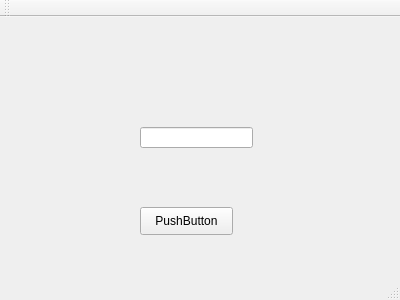
Old version of the form mainwindow.ui in the repository andwang130/web_ui_auto.
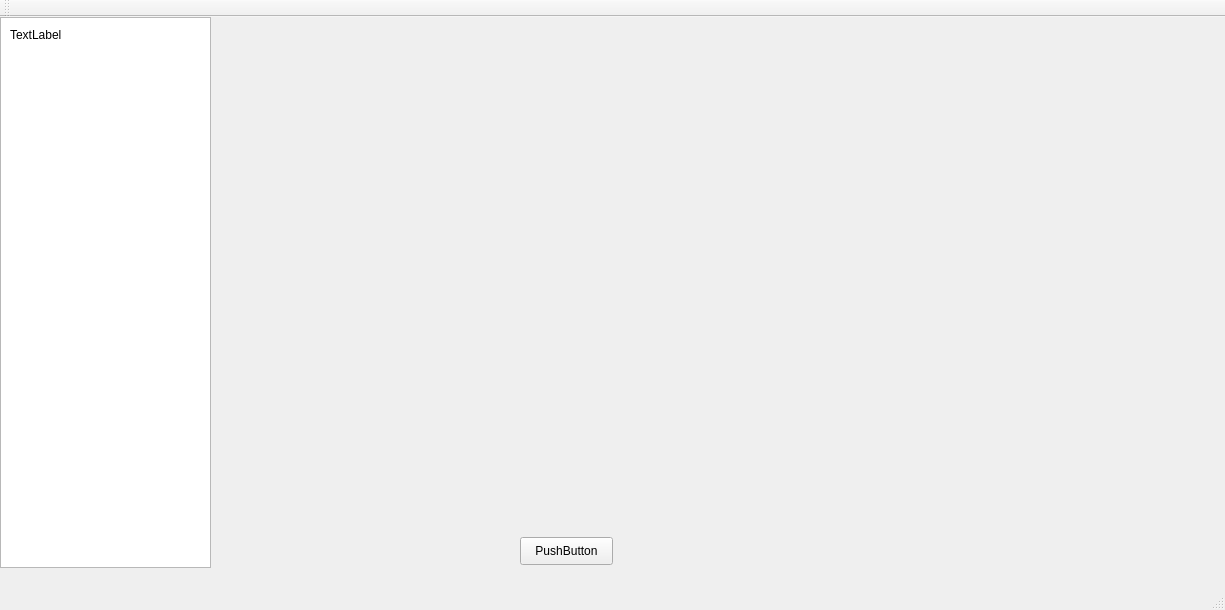
New version of the form.

Commit message: ’开始写界面‘

```diff
--- a/mainwindow.ui
+++ b/mainwindow.ui
@@ -6,8 +6,8 @@
    <rect>
     <x>0</x>
     <y>0</y>
-    <width>400</width>
-    <height>300</height>
+    <width>1225</width>
+    <height>610</height>
    </rect>
   </property>
   <property name="windowTitle">
@@ -17,8 +17,8 @@
    <widget class="QPushButton" name="pushButton">
     <property name="geometry">
      <rect>
-      <x>140</x>
-      <y>190</y>
+      <x>520</x>
+      <y>520</y>
       <width>93</width>
       <height>28</height>
      </rect>
@@ -27,16 +27,29 @@
      <string>PushButton</string>
     </property>
    </widget>
-   <widget class="QLineEdit" name="lineEdit">
+   <widget class="QListView" name="listView">
     <property name="geometry">
      <rect>
-      <x>140</x>
-      <y>110</y>
-      <width>113</width>
-      <height>21</height>
+      <x>0</x>
+      <y>0</y>
+      <width>211</width>
+      <height>551</height>
      </rect>
     </property>
    </widget>
+   <widget class="QLabel" name="label">
+    <property name="geometry">
+     <rect>
+      <x>10</x>
+      <y>10</y>
+      <width>72</width>
+      <height>15</height>
+     </rect>
+    </property>
+    <property name="text">
+     <string>TextLabel</string>
+    </property>
+   </widget>
   </widget>
   <widget class="QMenuBar" name="menuBar">
    <property name="geometry">
```
Left out of the diff: 2 changed lines with no effect on the pictures. The commit also changes 1 other file.
